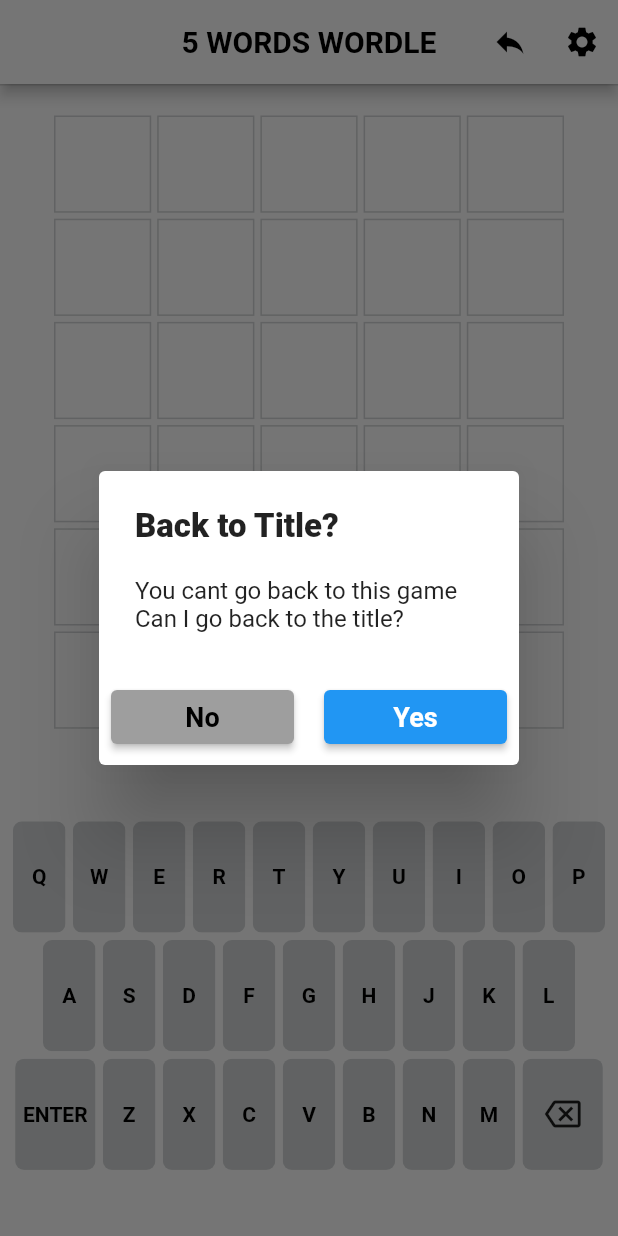
After one commit to ziburi-hiro/wordle, a Flutter app: the FiveWordsWordle screen opened directly, after a tap on the "reply" icon, on a phone screen of 412 x 824 dp. The commit adds this screen. Run offline on Flutter 3.47's test engine with Material 2 defaults, Android fonts, the phone set to English and light mode, and no system bars; our stand-ins replace charts_flutter, shared_preferences; accounts and stored records are empty.

Commit message:
fix some things

```diff
--- a/lib/components/result_box.dart
+++ b/lib/components/result_box.dart
@@ -100,9 +100,11 @@ class ResultBox extends StatelessWidget {
                   ),),
                 )
             ),
-            SizedBox(
+
+            const SizedBox(
               height: 10,
             ),
+
             Expanded(
                 flex: 2,
                 child: ElevatedButton(
--- /dev/null
+++ b/lib/components/title_back_box.dart
@@ -0,0 +1,61 @@
+import 'package:flutter/material.dart';
+import 'package:wordle/screen/home_page.dart';
+
+class TitleBackBox extends StatelessWidget {
+  const TitleBackBox({Key? key}) : super(key: key);
+
+  @override
+  Widget build(BuildContext context) {
+    return AlertDialog(
+      title: const Text('Back to Title?',
+        style: TextStyle(
+          fontWeight: FontWeight.w900,
+          fontSize: 22
+        ),
+      ),
+      content: const Text('You cant go back to this game\nCan I go back to the title?'),
+      actions: [
+        Row(
+          children: [
+            Expanded(
+              child: ElevatedButton(
+                style: ElevatedButton.styleFrom(
+                  backgroundColor: Colors.grey,
+
+                ),
+                onPressed: (){
+                  Navigator.pop(context);
+                },
+                child: const Text('No',
+                  style: TextStyle(
+                    fontSize: 18,
+                    fontWeight: FontWeight.bold,
+                    color: Colors.black
+                  ),
+                ),
+              ),
+            ),
+            const SizedBox(
+              width: 20,
+            ),
+
+            Expanded(
+              child: ElevatedButton(
+                onPressed: (){
+                  Navigator.pop(context);
+                  Navigator.of(context).pushReplacement(MaterialPageRoute(builder: (context) => const HomePage()));
+                },
+                child: const Text('Yes',
+                  style: TextStyle(
+                    fontSize: 18,
+                    fontWeight: FontWeight.bold,
+                  ),
+                ),
+              ),
+            ),
+          ],
+        ),
+      ],
+    );
+  }
+}
--- /dev/null
+++ b/lib/constants/five_words.dart
@@ -0,0 +1,3 @@
+const List<String> five_words =[
+  'PIZZA',
+];
--- /dev/null
+++ b/lib/constants/five_words_means.dart
@@ -0,0 +1,3 @@
+Map<String,List<String>> FiveWordsMeans = {
+  'PIZZA': ['ピザ','名詞'],
+};
--- a/lib/constants/words.dart
+++ b/lib/constants/words.dart
@@ -697,7 +697,3 @@ const List<String> words = [
   'ZOOM',
 
 ];
-
-const List<String> five_words =[
-  'PIZZA',
-];
--- a/lib/providers/controller.dart
+++ b/lib/providers/controller.dart
@@ -1,4 +1,5 @@
 import 'package:flutter/cupertino.dart';
+import 'package:wordle/constants/five_words_means.dart';
 import 'package:wordle/constants/means.dart';
 import 'package:wordle/utils/calculate_chart_stats.dart';
 import 'package:wordle/utils/calculate_stats.dart';
@@ -16,7 +17,9 @@ class Controller extends ChangeNotifier {
   bool notEnoughLetters = false;
   String correctWord = "";
   List<String> meanList = [];
+  List<String> meanList_5words = [];
   String partsOfSpeech = "";
+  String partsOfSpeech_5words = "";
   int currentTile = 0;
   int currentRow = 0;
   List<TileModel> tilesEntered = [];
@@ -25,6 +28,10 @@ class Controller extends ChangeNotifier {
 
   setCorrectMean({required String word}){
     meanList = Means[word]!;
+  }
+
+  setCorrectMeanFiveWords({required String word}){
+    meanList_5words = FiveWordsMeans[word]!;
   }
 
   gameReset(){
--- a/lib/screen/five_words_wordle.dart
+++ b/lib/screen/five_words_wordle.dart
@@ -3,7 +3,11 @@ import 'package:flutter/material.dart';
 import 'package:provider/provider.dart';
 import 'package:wordle/components/grid.dart';
 import 'package:wordle/components/keyboard_row.dart';
+import 'package:wordle/components/result_box.dart';
+import 'package:wordle/components/result_box_fivewords.dart';
 import 'package:wordle/components/stats.dart';
+import 'package:wordle/components/title_back_box.dart';
+import 'package:wordle/constants/five_words.dart';
 import 'package:wordle/constants/words.dart';
 import 'package:wordle/providers/controller.dart';
 import 'package:wordle/screen/settings.dart';
@@ -27,6 +31,7 @@ class _FiveWordsWordleState extends State<FiveWordsWordle> {
 
     WidgetsBinding.instance?.addPostFrameCallback((timeStamp) {
       Provider.of<Controller>(context, listen: false).setCorrectWord(word: _word);
+      Provider.of<Controller>(context, listen: false).setCorrectMeanFiveWords(word: _word);
     });
     super.initState();
   }
@@ -35,7 +40,7 @@ class _FiveWordsWordleState extends State<FiveWordsWordle> {
   Widget build(BuildContext context) {
     return Scaffold(
       appBar: AppBar(
-        title: const Text('5 words Wordle'),
+        title: const Text('5 WORDS WORDLE'),
         centerTitle: true,
 
         actions: [
@@ -54,17 +59,20 @@ class _FiveWordsWordleState extends State<FiveWordsWordle> {
                   }else{
                     runQuickBox(context: context, message: notifier.correctWord);
                   }
-                  Future.delayed(const Duration(milliseconds: 4000), (){
+                  Future.delayed(const Duration(milliseconds: 3000), (){
                     if(mounted){
-                      showDialog(context: context, builder: (_) => const StatsBox());
+                      showDialog(context: context, builder: (_) => const ResultBoxFiveWords());
                     }
                   });
                 }
                 return IconButton(
                     onPressed: () async {
-                      showDialog(context: context, builder: (_) => const StatsBox());
+                      notifier.gameCompleted ? showDialog(context: context, builder: (_) => const ResultBoxFiveWords())
+                          :
+                      showDialog(context: context, builder: (_) => const TitleBackBox());
                     },
-                    icon: const Icon(Icons.bar_chart_outlined));
+                    icon: notifier.gameCompleted ? const Icon(Icons.description) : const Icon(Icons.reply)
+                );
               }
           ),
           IconButton(
--- a/lib/screen/home_page.dart
+++ b/lib/screen/home_page.dart
@@ -91,7 +91,7 @@ class _HomePageState extends State<HomePage> {
                       )
                   ),
                   onPressed: (){
-                    Navigator.of(context).push(MaterialPageRoute(builder: (context) => const FiveWordsWordle()));
+                    Navigator.of(context).pushReplacement(MaterialPageRoute(builder: (context) => const FiveWordsWordle()));
                   },
                   child: const Text('5WORDS WORDLE',style: TextStyle(
                       fontSize: 20,
```
Also changed, not shown: lib/components/result_box_fivewords.dart (added, +132 -0 lines), lib/screen/game_page.dart (+9 -10 lines).
